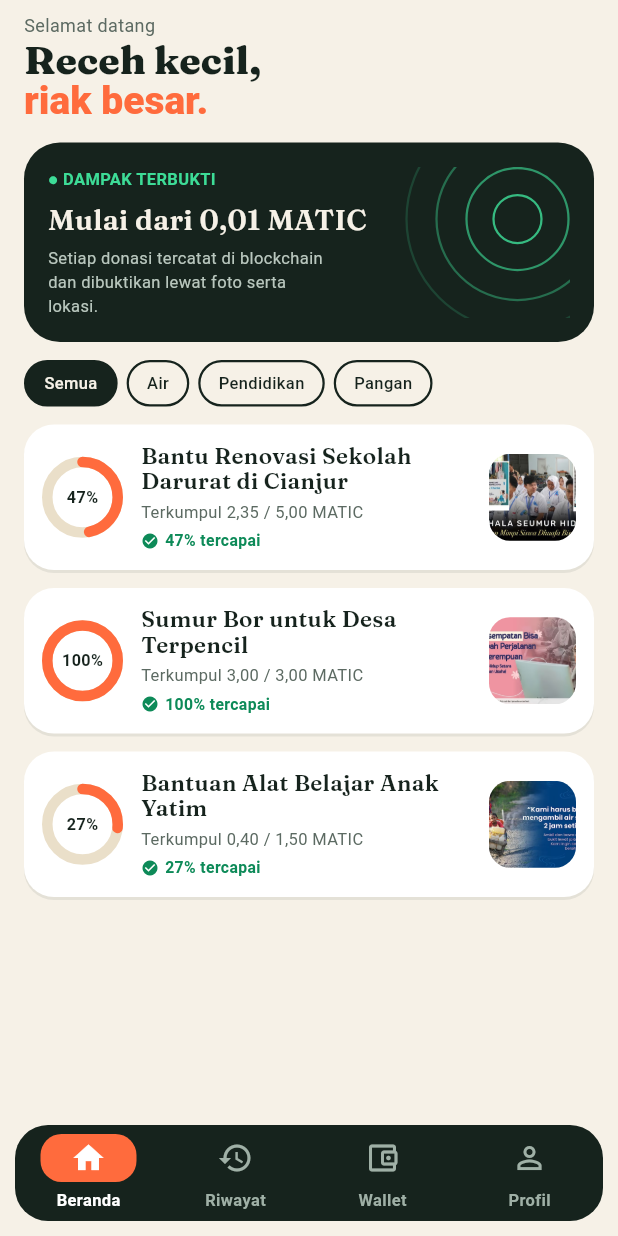
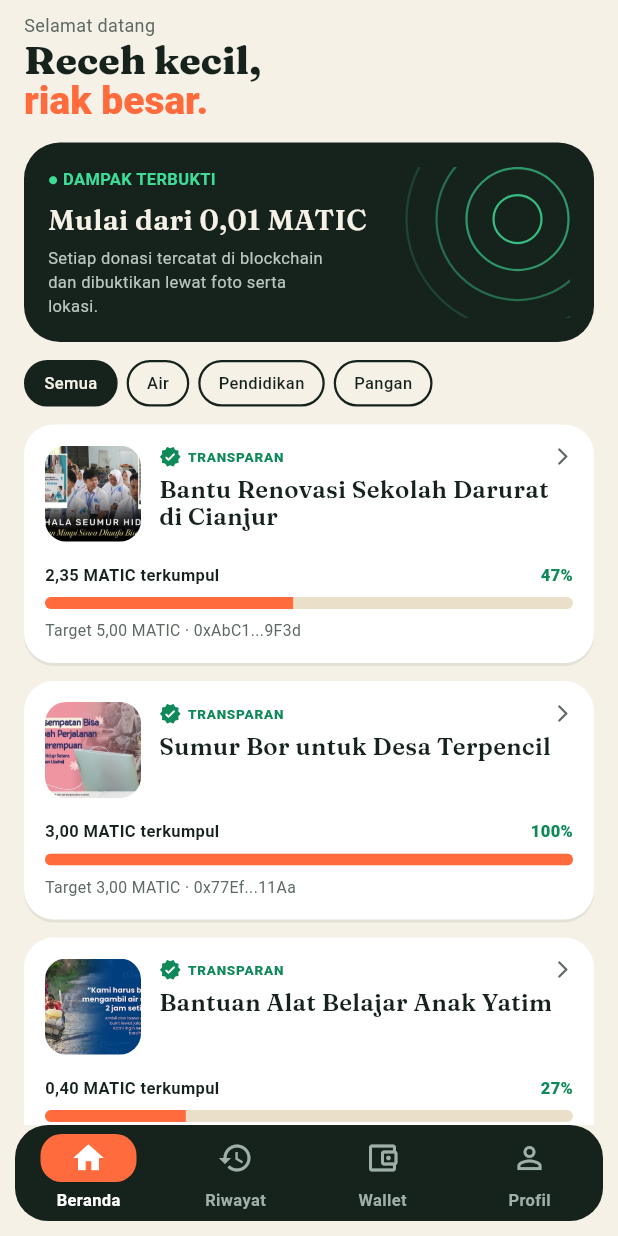
Before and after one commit to JovanVito/decentradonate, a Flutter app: the screen it shows after launch, on a phone screen of 412 x 824 dp. Run offline on Flutter 3.47's test engine with Material 3 defaults, Android fonts, the phone set to English and light mode, and no system bars; our stand-ins replace camera, dartz, flutter_riverpod, flutter_secure_storage, geolocator, go_router and 5 more; missing offline and left inert: bip39, web3dart; accounts and stored records are empty; Roboto replaces fonts that are missing (DM Sans).

Commit message:
fix: rapikan alur reset auth dan tampilan campaign

```diff
--- a/lib/features/campaign/presentation/widgets/campaign_card.dart
+++ b/lib/features/campaign/presentation/widgets/campaign_card.dart
@@ -33,73 +33,99 @@ class CampaignCard extends StatelessWidget {
           borderRadius: BorderRadius.circular(20),
           onTap: onTap,
           child: Padding(
-            padding: const EdgeInsets.all(12),
-            child: Row(
-              crossAxisAlignment: CrossAxisAlignment.center,
+            padding: const EdgeInsets.all(14),
+            child: Column(
+              crossAxisAlignment: CrossAxisAlignment.start,
               children: [
-                RippleRing(percent: campaign.progressPercent, size: 54),
-                const SizedBox(width: 12),
-                Expanded(
-                  child: Column(
-                    crossAxisAlignment: CrossAxisAlignment.start,
-                    children: [
-                      Text(
-                        campaign.title,
-                        maxLines: 2,
-                        overflow: TextOverflow.ellipsis,
-                        style: GoogleFonts.fraunces(
-                          fontSize: 15,
-                          fontWeight: FontWeight.w600,
-                          height: 1.15,
-                          color: AppColors.ink,
+                Row(
+                  crossAxisAlignment: CrossAxisAlignment.start,
+                  children: [
+                    if (campaign.imageUrl != null) ...[
+                      ClipRRect(
+                        borderRadius: BorderRadius.circular(14),
+                        child: Image(
+                          image: campaign.imageUrl!.startsWith('http')
+                              ? NetworkImage(campaign.imageUrl!) as ImageProvider
+                              : AssetImage(campaign.imageUrl!),
+                          width: 64,
+                          height: 64,
+                          fit: BoxFit.cover,
+                          errorBuilder: (_, __, ___) => _ImageFallback(),
                         ),
                       ),
-                      const SizedBox(height: 4),
-                      Text(
-                        'Terkumpul ${_fmt(campaign.collectedAmount)} / ${_fmt(campaign.targetAmount)} MATIC',
-                        style: const TextStyle(
-                          fontSize: 11,
-                          color: AppColors.textSecondary,
-                        ),
-                      ),
-                      const SizedBox(height: 4),
-                      Row(
+                      const SizedBox(width: 12),
+                    ] else ...[
+                      const _ImageFallback(),
+                      const SizedBox(width: 12),
+                    ],
+                    Expanded(
+                      child: Column(
+                        crossAxisAlignment: CrossAxisAlignment.start,
                         children: [
-                          const Icon(Icons.check_circle,
-                              size: 12, color: AppColors.verifiedText),
-                          const SizedBox(width: 4),
+                          Row(
+                            children: [
+                              const Icon(Icons.verified_rounded,
+                                  size: 15, color: AppColors.verifiedText),
+                              const SizedBox(width: 4),
+                              const Text('TRANSPARAN',
+                                  style: TextStyle(
+                                      fontSize: 9,
+                                      fontWeight: FontWeight.w800,
+                                      color: AppColors.verifiedText,
+                                      letterSpacing: .5)),
+                              const Spacer(),
+                              Icon(Icons.arrow_forward_ios_rounded,
+                                  size: 14, color: AppColors.textSecondary),
+                            ],
+                          ),
+                          const SizedBox(height: 5),
                           Text(
-                            '${(campaign.progressPercent * 100).toStringAsFixed(0)}% tercapai',
-                            style: const TextStyle(
-                              fontSize: 10.5,
-                              fontWeight: FontWeight.w700,
-                              color: AppColors.verifiedText,
+                            campaign.title,
+                            maxLines: 2,
+                            overflow: TextOverflow.ellipsis,
+                            style: GoogleFonts.fraunces(
+                              fontSize: 16,
+                              fontWeight: FontWeight.w600,
+                              height: 1.15,
+                              color: AppColors.ink,
                             ),
                           ),
                         ],
                       ),
-                    ],
+                    ),
+                  ],
+                ),
+                const SizedBox(height: 14),
+                Row(
+                  mainAxisAlignment: MainAxisAlignment.spaceBetween,
+                  children: [
+                    Text('${_fmt(campaign.collectedAmount)} MATIC terkumpul',
+                        style: const TextStyle(
+                            fontSize: 11, fontWeight: FontWeight.w700)),
+                    Text('${(campaign.progressPercent * 100).toStringAsFixed(0)}%',
+                        style: const TextStyle(
+                            fontSize: 11,
+                            fontWeight: FontWeight.w800,
+                            color: AppColors.verifiedText)),
+                  ],
+                ),
+                const SizedBox(height: 7),
+                ClipRRect(
+                  borderRadius: BorderRadius.circular(99),
+                  child: LinearProgressIndicator(
+                    value: campaign.progressPercent,
+                    minHeight: 8,
+                    backgroundColor: AppColors.paperDeep,
+                    valueColor:
+                        const AlwaysStoppedAnimation(AppColors.ripple),
                   ),
                 ),
-                if (campaign.imageUrl != null)
-                  ClipRRect(
-                    borderRadius: BorderRadius.circular(14),
-                    child: Image(
-                      image: campaign.imageUrl!.startsWith('http')
-                          ? NetworkImage(campaign.imageUrl!) as ImageProvider
-                          : AssetImage(campaign.imageUrl!),
-                      width: 58,
-                      height: 58,
-                      fit: BoxFit.cover,
-                      errorBuilder: (_, __, ___) => Container(
-                        width: 58,
-                        height: 58,
-                        color: AppColors.paperDeep,
-                        child: const Icon(Icons.volunteer_activism_rounded,
-                            color: AppColors.ripple),
-                      ),
-                    ),
-                  ),
+                const SizedBox(height: 7),
+                Text('Target ${_fmt(campaign.targetAmount)} MATIC · ${campaign.organizer}',
+                    maxLines: 1,
+                    overflow: TextOverflow.ellipsis,
+                    style: const TextStyle(
+                        fontSize: 10.5, color: AppColors.textSecondary)),
               ],
             ),
           ),
@@ -111,3 +137,18 @@ class CampaignCard extends StatelessWidget {
   static String _fmt(double value) =>
       value.toStringAsFixed(2).replaceAll('.', ',');
 }
+
+class _ImageFallback extends StatelessWidget {
+  const _ImageFallback();
+
+  @override
+  Widget build(BuildContext context) => Container(
+        width: 64,
+        height: 64,
+        decoration: BoxDecoration(
+            color: AppColors.paperDeep,
+            borderRadius: BorderRadius.circular(14)),
+        child: const Icon(Icons.volunteer_activism_rounded,
+            color: AppColors.ripple, size: 28),
+      );
+}
```
Also changed, not shown: lib/features/auth/presentation/screens/auth_screens.dart (+31 -5 lines), lib/features/campaign/presentation/screens/campaign_detail_screen.dart (+18 -0 lines).
